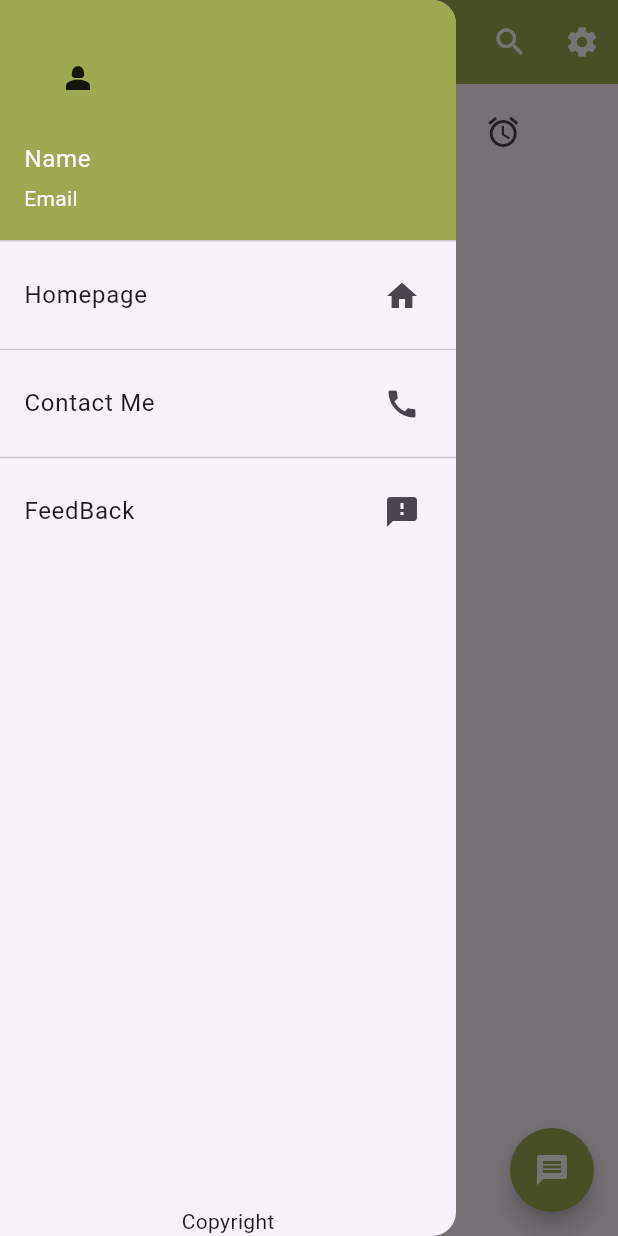
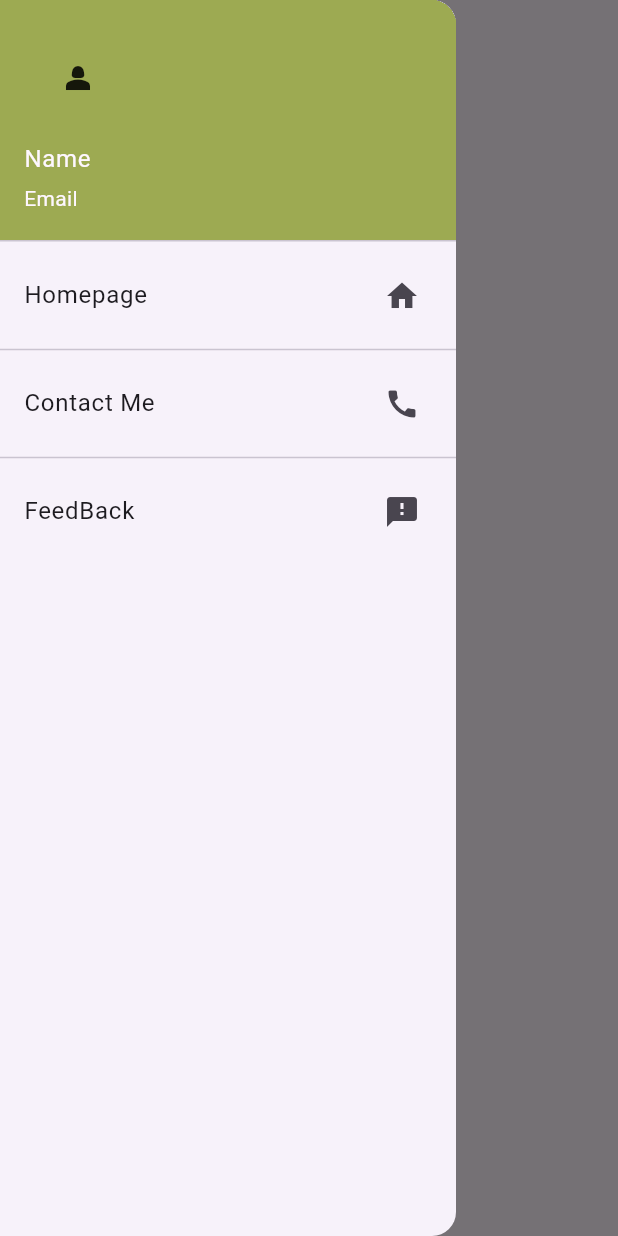
Before and after one commit to rabinaakther/Flutter_assignment, a Flutter app: the screen it shows after launch, with the side drawer open, on a phone screen of 412 x 824 dp. Run offline on Flutter 3.47's test engine with Material 3 defaults, Android fonts, the phone set to English and light mode, and no system bars.

Commit message:
Restore flutter_assignment

```diff
--- a/lib/homepage.dart
+++ b/lib/homepage.dart
@@ -1,5 +1,4 @@
 import 'package:flutter/material.dart';
-import 'package:google_fonts/google_fonts.dart';
 
 class HomePage extends StatelessWidget {
   const HomePage({super.key});
@@ -7,17 +6,6 @@ class HomePage extends StatelessWidget {
   @override
   Widget build(BuildContext context) {
     return Scaffold(
-      appBar: AppBar(
-        title: Text("Homepage"),
-        backgroundColor: const Color.fromARGB(255, 157, 170, 82),
-        foregroundColor: Colors.white,
-        // leading: Icon(Icons.home),
-        actions: [
-          IconButton(onPressed: () {}, icon: Icon(Icons.search)),
-          IconButton(onPressed: () {}, icon: Icon(Icons.settings)),
-        ],
-      ),
-
       drawer: Drawer(
         child: Column(
           children: [
@@ -36,55 +24,29 @@ class HomePage extends StatelessWidget {
               title: Text("Homepage"),
               onTap: () {},
             ),
+
             Divider(),
+
             ListTile(
               trailing: Icon(Icons.call),
               hoverColor: const Color.fromARGB(255, 157, 170, 82),
               title: Text("Contact Me"),
               onTap: () {},
             ),
+
             Divider(),
+
             ListTile(
               trailing: Icon(Icons.feedback),
               hoverColor: const Color.fromARGB(255, 157, 170, 82),
               title: Text("FeedBack"),
               onTap: () {},
             ),
-            Spacer(),
-            Text("Copyright"),
           ],
         ),
       ),
 
-      floatingActionButton: FloatingActionButton(
-        onPressed: () {},
-        backgroundColor: const Color.fromARGB(255, 157, 170, 82),
-        foregroundColor: Colors.white,
-        shape: CircleBorder(),
-        tooltip: "Message",
-        child: Icon(Icons.message),
-      ),
-
-      body: Row(
-        children: [
-          Padding(
-            padding: const EdgeInsets.all(8.0),
-            child: TextButton(onPressed: (){}, child: Text("Text")),
-          ),
-          Padding(
-            padding: const EdgeInsets.all(8.0),
-            child: ElevatedButton(onPressed: (){}, child: Text("Elivated")),
-          ),
-          Padding(
-            padding: const EdgeInsets.all(8.0),
-            child: OutlinedButton(onPressed: (){}, child: Text("Outline")),
-          ),
-          Padding(
-            padding: const EdgeInsets.all(8.0),
-            child: IconButton(onPressed: (){}, icon: Icon(Icons.alarm)),
-          ),
-        ],
-      )
+      body: Container(),
     );
   }
 }
```
